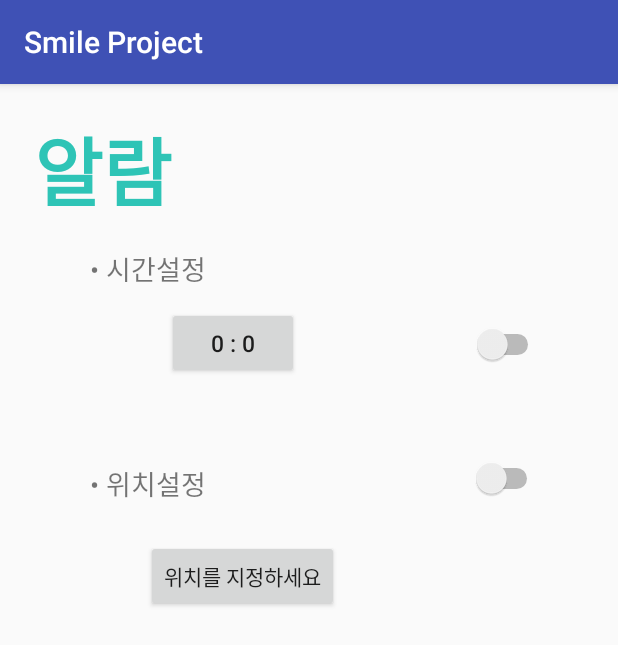
After one commit to 6v6/smileProject, an Android app: the AlarmActivity screen opened directly, with no data from a screen before it, on a phone screen of 412 x 824 dp. The commit adds this screen. Shown: the top 645 px of the screen. Run offline under Robolectric (Android 15) with nearby library versions, the phone set to English and light mode, and no system bars.

Commit message:
수경 수정

```diff
--- /dev/null
+++ b/app/src/main/java/com/example/bomi/miinsu/AlarmActivity.java
@@ -0,0 +1,176 @@
+package com.example.bomi.miinsu;
+
+import android.app.AlarmManager;
+import android.app.PendingIntent;
+import android.app.TimePickerDialog;
+import android.content.Context;
+import android.content.Intent;
+import android.content.SharedPreferences;
+import android.support.v7.app.AppCompatActivity;
+import android.os.Bundle;
+import android.util.Log;
+import android.view.View;
+import android.widget.Button;
+import android.widget.CompoundButton;
+import android.widget.Switch;
+import android.widget.TimePicker;
+
+import java.util.Calendar;
+
+public class AlarmActivity extends AppCompatActivity {
+    Button btn1;
+    Button btn2;
+    TimePickerDialog dialog;
+    Switch tSwitch;
+    Switch pSwitch;
+    SharedPreferences pref;
+    SharedPreferences.Editor editor;
+    AlarmManager alarmM;
+
+    @Override
+    protected void onCreate(Bundle savedInstanceState) {
+        super.onCreate(savedInstanceState);
+        setContentView(R.layout.activity_alarm);
+        alarmM = (AlarmManager) this.getSystemService(Context.ALARM_SERVICE);
+        pref = getSharedPreferences("pref", MODE_PRIVATE);
+        editor = pref.edit();
+
+        btn1 = (Button) findViewById(R.id.button4);
+        btn2 = (Button) findViewById(R.id.button3);
+        tSwitch = (Switch) findViewById(R.id.switch1);
+        pSwitch = (Switch) findViewById(R.id.switch2);
+
+        tSwitch.setChecked(pref.getBoolean("tSwitch", false));
+        pSwitch.setChecked(pref.getBoolean("pSwitch", false));
+
+        String setPlace = pref.getString("setPlace", null);
+        if (setPlace != null) {
+            btn2.setText(setPlace);
+        } else {
+            btn2.setText("위치를 지정하세요");
+        }
+
+        Calendar cal = Calendar.getInstance();
+        int hour = cal.get(Calendar.HOUR_OF_DAY);
+        int min = cal.get(Calendar.MINUTE);
+        int sethour = pref.getInt("setHour", 00);
+        int setMin = pref.getInt("setMin", 00);
+        String setTime = sethour + " : " + setMin;
+        if (setTime != null) {
+            btn1.setText(setTime);
+        } else {
+            if (min < 10) {
+                btn1.setText(hour + " : 0" + min);
+            } else {
+                btn1.setText(hour + " : " + min);
+            }
+        }
+
+        dialog = new TimePickerDialog(this, listener, sethour, setMin, true);
+
+        tSwitch.setOnCheckedChangeListener(new CompoundButton.OnCheckedChangeListener() {
+            @Override
+            public void onCheckedChanged(CompoundButton buttonView, boolean isChecked) {
+                editor.putBoolean("tSwitch", isChecked); //true이면 On, false이면 off
+                editor.commit();
+                if (isChecked) {
+                    setAlarm();
+                } else {
+                    cancelAlarm();
+                }
+            }
+        });
+        pSwitch.setOnCheckedChangeListener(new CompoundButton.OnCheckedChangeListener() {
+            @Override
+            public void onCheckedChanged(CompoundButton buttonView, boolean isChecked) {
+                editor.putBoolean("pSwitch", isChecked); //true이면 On, false이면 off
+                editor.commit();
+            }
+        });
+    }
+
+    private TimePickerDialog.OnTimeSetListener listener = new TimePickerDialog.OnTimeSetListener() {
+        @Override
+        public void onTimeSet(TimePicker view, int hourOfDay, int minute) {
+            btn1.setText(hourOfDay + " : "+minute);
+            editor = pref.edit();
+            editor.putInt("setHour", hourOfDay);
+            editor.putInt("setMin", minute);
+            editor.commit();
+            if(pref.getBoolean("tSwitch",false)){
+                setAlarm();
+            }
+        }
+    };
+
+    public void onClockClicked(View view) {
+        dialog.show();
+    }
+
+    public void onMapClicked(View view) {
+        Intent intent = new Intent(this,MapsActivity.class);
+        startActivityForResult(intent,101);
+    }
+
+    @Override
+    protected void onActivityResult(int requestCode, int resultCode, Intent data) {
+        super.onActivityResult(requestCode, resultCode, data);
+
+        if(requestCode == 101) {
+            String place = data.getExtras().getString("place");
+            double latitude = data.getExtras().getDouble("latitude");
+            double longitude = data.getExtras().getDouble("longitude");
+
+            if (place != null) {
+                btn2.setText(place);
+                editor = pref.edit();
+                editor.putString("setPlace",place);
+                editor.putString("latitude",Double.toString(latitude));
+                editor.putString("longitude",Double.toString(longitude));
+                editor.commit();
+            } else {
+                btn2.setText("위치를 지정하세요");
+            }
+        }
+    }
+
+    private void setAlarm() {
+        //cancelAlarm();
+        Intent intent = new Intent(this, AlarmViewActivity.class);
+        PendingIntent pending = PendingIntent.getActivity(this, 0, intent, PendingIntent.FLAG_UPDATE_CURRENT);
+        Calendar triggerTime;
+        long intervalTime = 24 * 60 * 60 * 1000; //24시간
+        triggerTime = setTriggerTime();
+        alarmM.setRepeating(AlarmManager.RTC_WAKEUP,triggerTime.getTimeInMillis(),intervalTime,pending);
+    }
+
+    private Calendar setTriggerTime() {
+        Calendar now = Calendar.getInstance(); //현재 시간
+        Calendar curTime = Calendar.getInstance(); //알람 설정 시간
+        int setHour = pref.getInt("setHour",00);
+        Log.d("setHourrrrrrr",setHour+"");
+        if(setHour>12) {
+            curTime.set(Calendar.AM_PM,1);
+            curTime.set(Calendar.HOUR,setHour-12);
+        } else {
+            curTime.set(Calendar.AM_PM,0);
+            curTime.set(Calendar.HOUR,setHour);
+        }
+        curTime.set(Calendar.HOUR_OF_DAY,setHour);
+        curTime.set(Calendar.MINUTE,pref.getInt("setMin",00));
+        curTime.set(Calendar.SECOND,0);
+        int day = curTime.get(Calendar.DAY_OF_YEAR);
+        long triggerTime = curTime.getTimeInMillis();
+        if(now.getTimeInMillis() > triggerTime)
+            curTime.set(Calendar.DAY_OF_YEAR,day+1);
+        Log.d("currentTimeeeeeeeeee",now.toString());
+        Log.d("setTimeeeeeeeeeeeeee",curTime.toString());
+        return curTime;
+    }
+
+    private void cancelAlarm() {
+        Intent intent = new Intent(this, AlarmViewActivity.class);
+        PendingIntent pending = PendingIntent.getBroadcast(this,0,intent,PendingIntent.FLAG_UPDATE_CURRENT);
+        this.alarmM.cancel(pending);
+    }
+}
--- a/app/src/main/java/com/example/bomi/miinsu/MainActivity.java
+++ b/app/src/main/java/com/example/bomi/miinsu/MainActivity.java
@@ -144,6 +144,10 @@ public class MainActivity extends AppCompatActivity
         else if (id==R.id.nav_logout){
              onLogOut();
         }
+        else if(id==R.id.nav_alarm) {
+            Intent intent = new Intent(getApplicationContext(),AlarmActivity.class);
+            startActivity(intent);
+        }
         DrawerLayout drawer = (DrawerLayout) findViewById(R.id.drawer_layout);
         drawer.closeDrawer(GravityCompat.START);
         return true;
--- a/app/src/main/java/com/example/bomi/miinsu/MissionActivity.java
+++ b/app/src/main/java/com/example/bomi/miinsu/MissionActivity.java
@@ -101,6 +101,10 @@ public class MissionActivity extends AppCompatActivity
         else if (id==R.id.nav_logout){
             onLogOut();
         }
+        else if(id==R.id.nav_alarm) {
+            Intent intent = new Intent(getApplicationContext(),AlarmActivity.class);
+            startActivity(intent);
+        }
         DrawerLayout drawer = (DrawerLayout) findViewById(R.id.drawer_layout);
         drawer.closeDrawer(GravityCompat.START);
         return true;
--- /dev/null
+++ b/app/src/main/res/layout/activity_alarm.xml
@@ -0,0 +1,103 @@
+<?xml version="1.0" encoding="utf-8"?>
+<android.support.constraint.ConstraintLayout xmlns:android="http://schemas.android.com/apk/res/android"
+    xmlns:app="http://schemas.android.com/apk/res-auto"
+    xmlns:tools="http://schemas.android.com/tools"
+    android:layout_width="match_parent"
+    android:layout_height="match_parent"
+    tools:context="com.example.bomi.miinsu.AlarmActivity">
+
+    <TextView
+        android:id="@+id/textView3"
+        android:layout_width="wrap_content"
+        android:layout_height="wrap_content"
+        android:layout_marginEnd="8dp"
+        android:layout_marginLeft="16dp"
+        android:layout_marginStart="8dp"
+        android:layout_marginTop="20dp"
+        android:text="알람"
+        android:textColor="@color/colorBack"
+        android:textSize="50sp"
+        android:textStyle="bold"
+        app:layout_constraintEnd_toEndOf="parent"
+        app:layout_constraintHorizontal_bias="0.049"
+        app:layout_constraintLeft_toLeftOf="parent"
+        app:layout_constraintStart_toStartOf="parent"
+        app:layout_constraintTop_toTopOf="parent" />
+
+    <TextView
+        android:id="@+id/textView15"
+        android:layout_width="wrap_content"
+        android:layout_height="wrap_content"
+        android:layout_marginEnd="8dp"
+        android:layout_marginStart="8dp"
+        android:layout_marginTop="15dp"
+        android:text="• 시간설정"
+        android:textSize="18dp"
+        app:layout_constraintEnd_toEndOf="parent"
+        app:layout_constraintHorizontal_bias="0.164"
+        app:layout_constraintStart_toStartOf="parent"
+        app:layout_constraintTop_toBottomOf="@+id/textView3" />
+
+    <Button
+        android:id="@+id/button4"
+        android:layout_width="wrap_content"
+        android:layout_height="wrap_content"
+        android:layout_marginTop="12dp"
+        android:textSize="15sp"
+        android:onClick="onClockClicked"
+        app:layout_constraintEnd_toEndOf="parent"
+        app:layout_constraintHorizontal_bias="0.344"
+        app:layout_constraintLeft_toLeftOf="parent"
+        app:layout_constraintRight_toRightOf="parent"
+        app:layout_constraintStart_toStartOf="parent"
+        app:layout_constraintTop_toBottomOf="@+id/textView15" />
+
+    <Switch
+        android:id="@+id/switch1"
+        android:layout_width="69dp"
+        android:layout_height="49dp"
+        android:layout_marginEnd="8dp"
+        android:layout_marginStart="8dp"
+        android:layout_marginTop="12dp"
+        app:layout_constraintEnd_toEndOf="parent"
+        app:layout_constraintHorizontal_bias="0.678"
+        app:layout_constraintStart_toEndOf="@+id/button4"
+        app:layout_constraintTop_toBottomOf="@+id/textView15" />
+
+    <TextView
+        android:id="@+id/textView16"
+        android:layout_width="wrap_content"
+        android:layout_height="wrap_content"
+        android:layout_marginEnd="8dp"
+        android:layout_marginStart="8dp"
+        android:layout_marginTop="116dp"
+        android:text="• 위치설정"
+        android:textSize="18dp"
+        app:layout_constraintEnd_toEndOf="parent"
+        app:layout_constraintHorizontal_bias="0.164"
+        app:layout_constraintStart_toStartOf="parent"
+        app:layout_constraintTop_toBottomOf="@+id/textView15" />
+
+    <Switch
+        android:id="@+id/switch2"
+        android:layout_width="69dp"
+        android:layout_height="49dp"
+        android:layout_marginEnd="50dp"
+        android:layout_marginTop="40dp"
+        app:layout_constraintEnd_toEndOf="parent"
+        app:layout_constraintTop_toBottomOf="@+id/switch1" />
+
+    <Button
+        android:id="@+id/button3"
+        android:layout_width="wrap_content"
+        android:layout_height="wrap_content"
+        android:layout_marginEnd="8dp"
+        android:layout_marginStart="6dp"
+        android:layout_marginTop="24dp"
+        android:onClick="onMapClicked"
+        app:layout_constraintEnd_toEndOf="parent"
+        app:layout_constraintHorizontal_bias="0.34"
+        app:layout_constraintStart_toStartOf="parent"
+        app:layout_constraintTop_toBottomOf="@+id/textView16" />
+
+</android.support.constraint.ConstraintLayout>
--- a/app/src/main/res/menu/activity_main_drawer.xml
+++ b/app/src/main/res/menu/activity_main_drawer.xml
@@ -12,6 +12,10 @@
             android:id="@+id/nav_smile"
             android:icon="@drawable/ic_menu_gallery"
             android:title="@string/smile_diary" />
+        <item
+            android:id="@+id/nav_alarm"
+            android:icon="@drawable/ic_menu_gallery"
+            android:title="알람설정" />
 
         <item android:title="" />
         <item android:title="" />
--- a/app/src/main/res/values/strings.xml
+++ b/app/src/main/res/values/strings.xml
@@ -14,4 +14,5 @@
 
     <string name="dummy_button">Dummy Button</string>
     <string name="dummy_content">DUMMY\nCONTENT</string>
+    <string name="title_activity_maps">Map</string>
 </resources>
--- a/gradle.properties
+++ b/gradle.properties
@@ -7,7 +7,6 @@
 # Specifies the JVM arguments used for the daemon process.
 # The setting is particularly useful for tweaking memory settings.
 org.gradle.jvmargs=-Xmx1536m
-android.enableAapt2=false
 # When configured, Gradle will run in incubating parallel mode.
 # This option should only be used with decoupled projects. More details, visit
 # http://www.gradle.org/docs/current/userguide/multi_project_builds.html#sec:decoupled_projects
```
Also changed, not shown: app/build.gradle (+2 -5 lines), app/src/debug/res/values/google_maps_api.xml (added, +24 -0 lines), app/src/main/AndroidManifest.xml (+21 -2 lines), app/src/main/java/com/example/bomi/miinsu/AlarmViewActivity.java (added, +24 -0 lines), app/src/main/java/com/example/bomi/miinsu/LocationReceiver.java (added, +17 -0 lines), app/src/main/java/com/example/bomi/miinsu/MapsActivity.java (added, +122 -0 lines), app/src/main/res/layout/activity_alarm_view.xml (added, +40 -0 lines), app/src/main/res/layout/activity_maps.xml (added, +74 -0 lines), 1 other file.
